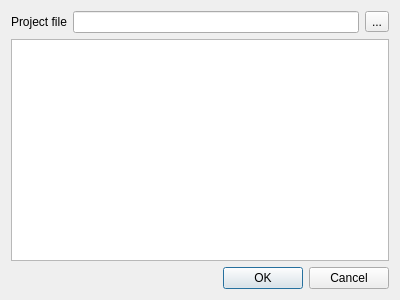
Before: the Qt Designer form src/ui/qgsprojectlayergroupdialogbase.ui in qgis/QGIS, drawn with Qt 5.
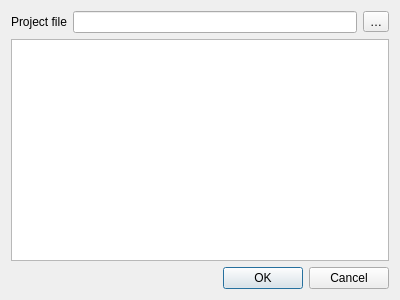
After: the same form once the commit is applied. Custom widgets are drawn as their Qt base class.

Diff of the .ui file:
```diff
--- a/src/ui/qgsprojectlayergroupdialogbase.ui
+++ b/src/ui/qgsprojectlayergroupdialogbase.ui
@@ -29,7 +29,7 @@
      <item>
       <widget class="QToolButton" name="mBrowseFileToolButton">
        <property name="text">
-        <string>...</string>
+        <string>…</string>
        </property>
       </widget>
      </item>
```
